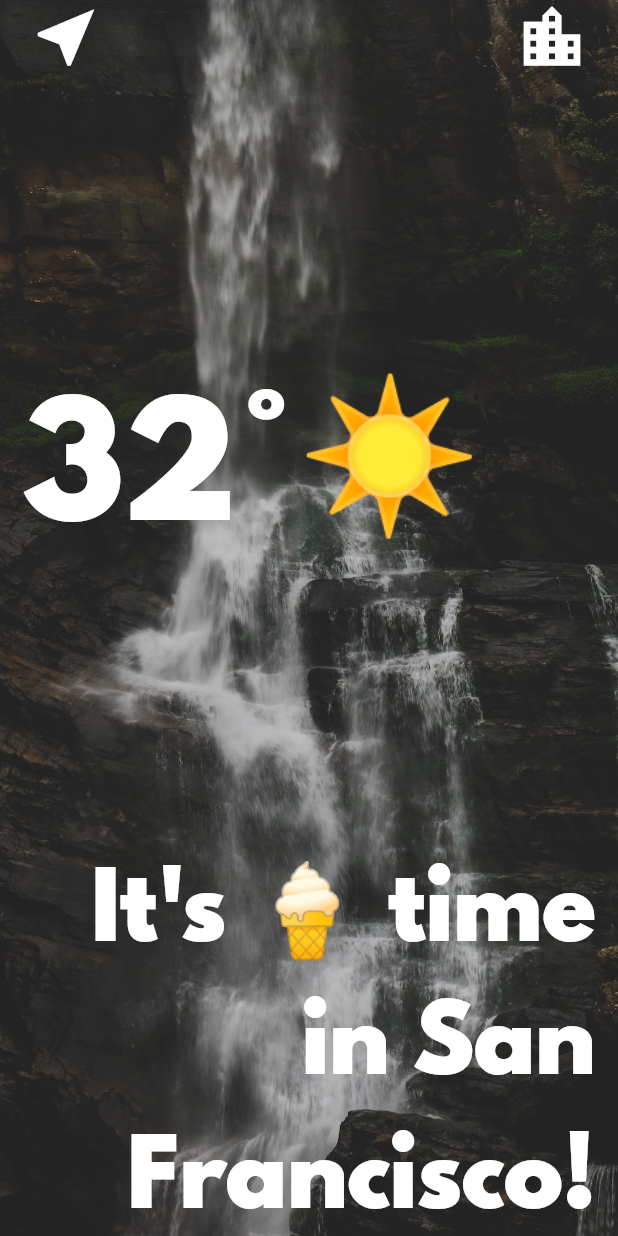
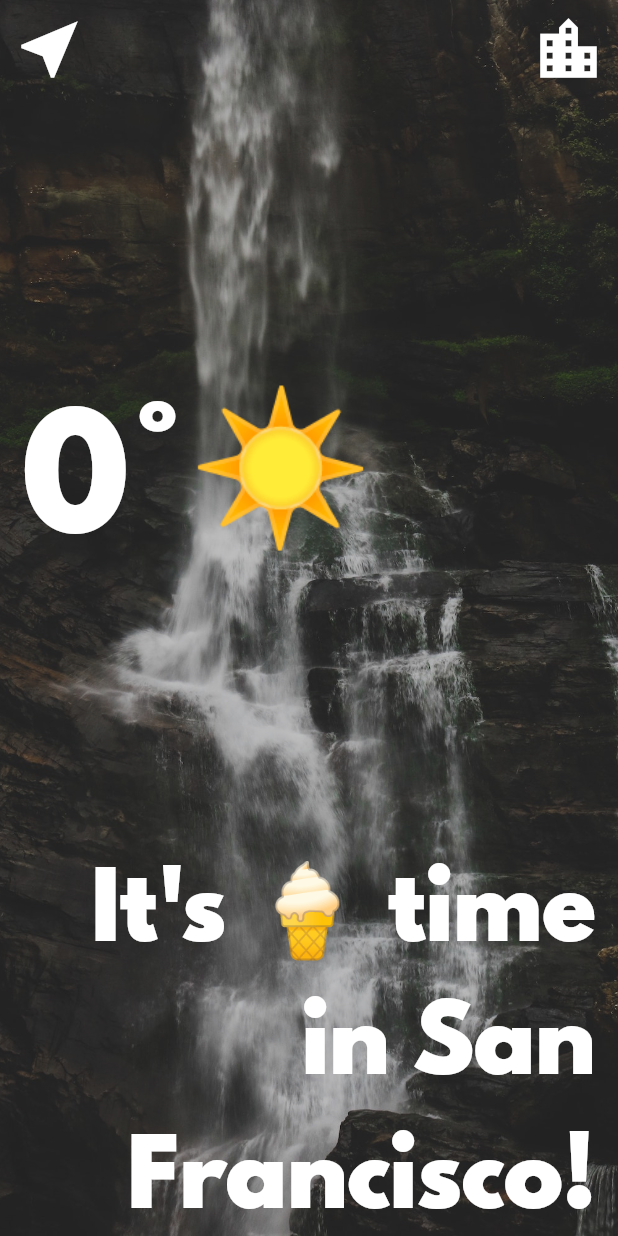
Before and after one commit to martynov-alex/clima-flutter, a Flutter app: the LocationScreen screen opened directly, after a tap on the "near me" icon, on a phone screen of 412 x 824 dp. Run offline on Flutter 3.47's test engine with Material 2 defaults, Android fonts, the phone set to English and light mode, and no system bars; our stand-ins replace flutter_spinkit, geolocator; statements that could not run were skipped.

Commit message:
Get geolocation, get data from OneWeatherMap

```diff
--- a/lib/main.dart
+++ b/lib/main.dart
@@ -4,6 +4,8 @@ import 'package:clima/screens/loading_screen.dart';
 void main() => runApp(MyApp());
 
 class MyApp extends StatelessWidget {
+  const MyApp({Key? key}) : super(key: key);
+
   @override
   Widget build(BuildContext context) {
     return MaterialApp(
--- a/lib/screens/location_screen.dart
+++ b/lib/screens/location_screen.dart
@@ -2,18 +2,41 @@ import 'package:flutter/material.dart';
 import 'package:clima/utilities/constants.dart';
 
 class LocationScreen extends StatefulWidget {
+  LocationScreen({this.locationWeather});
+
+  final locationWeather;
+
   @override
   _LocationScreenState createState() => _LocationScreenState();
 }
 
 class _LocationScreenState extends State<LocationScreen> {
+  int condition = 0;
+  int temperature = 0;
+  String cityName = '';
+  String countryName = '';
+
+  @override
+  void initState() {
+    super.initState();
+    updateUI(widget.locationWeather);
+    print(widget.locationWeather);
+  }
+
+  void updateUI(dynamic weatherData) {
+    condition = weatherData['weather'][0]['id'];
+    temperature = weatherData['main']['temp'].round();
+    cityName = weatherData['name'];
+    countryName = weatherData['sys']['country'];
+  }
+
   @override
   Widget build(BuildContext context) {
     return Scaffold(
       body: Container(
         decoration: BoxDecoration(
           image: DecorationImage(
-            image: AssetImage('images/location_background.jpg'),
+            image: const AssetImage('images/location_background.jpg'),
             fit: BoxFit.cover,
             colorFilter: ColorFilter.mode(
                 Colors.white.withOpacity(0.8), BlendMode.dstATop),
@@ -28,19 +51,15 @@ class _LocationScreenState extends State<LocationScreen> {
               Row(
                 mainAxisAlignment: MainAxisAlignment.spaceBetween,
                 children: <Widget>[
-                  FlatButton(
+                  IconButton(
                     onPressed: () {},
-                    child: Icon(
-                      Icons.near_me,
-                      size: 50.0,
-                    ),
+                    icon: const Icon(Icons.near_me),
+                    iconSize: 50,
                   ),
-                  FlatButton(
+                  IconButton(
                     onPressed: () {},
-                    child: Icon(
-                      Icons.location_city,
-                      size: 50.0,
-                    ),
+                    icon: const Icon(Icons.location_city),
+                    iconSize: 50,
                   ),
                 ],
               ),
@@ -48,14 +67,8 @@ class _LocationScreenState extends State<LocationScreen> {
                 padding: EdgeInsets.only(left: 15.0),
                 child: Row(
                   children: <Widget>[
-                    Text(
-                      '32°',
-                      style: kTempTextStyle,
-                    ),
-                    Text(
-                      '☀️',
-                      style: kConditionTextStyle,
-                    ),
+                    Text('$temperature°', style: kTempTextStyle),
+                    Text('☀', style: kConditionTextStyle),
                   ],
                 ),
               ),
--- a/pubspec.yaml
+++ b/pubspec.yaml
@@ -14,6 +14,7 @@ dependencies:
   cupertino_icons: ^1.0.2
   geolocator: ^8.1.1
   http: ^0.13.4
+  flutter_spinkit: ^5.1.0
 
 dev_dependencies:
   flutter_test:
```
Also changed, not shown: lib/screens/loading_screen.dart (+19 -18 lines), lib/services/location.dart (+8 -7 lines), lib/services/networking.dart (+20 -0 lines), pubspec.lock, 2 other files.
